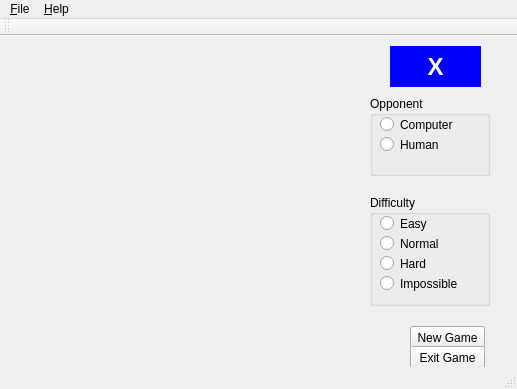
This is TicTacToe++/winmain.ui in avindra/ttt-plusplus as Qt 5 draws it before an edit. The edited form follows.
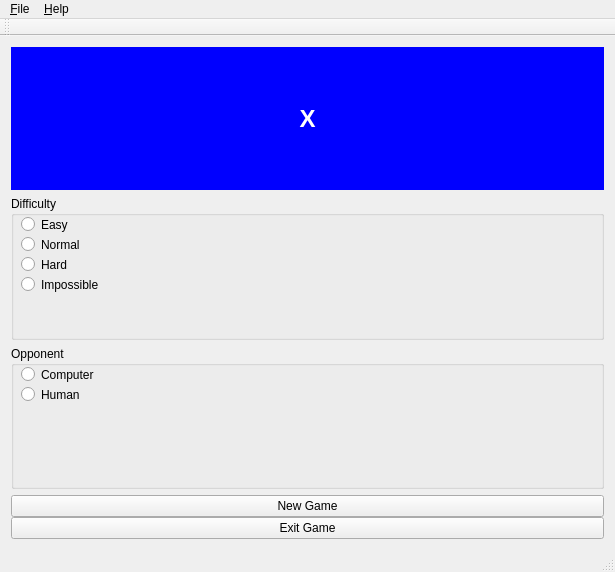
This is the edited form.

Commit message: -Apply some layout management so that the window resizes well -Rename controls appropriately

What changed in the file:
```diff
--- a/TicTacToe++/winmain.ui
+++ b/TicTacToe++/winmain.ui
@@ -6,67 +6,76 @@
    <rect>
     <x>0</x>
     <y>0</y>
-    <width>517</width>
-    <height>389</height>
+    <width>615</width>
+    <height>572</height>
    </rect>
   </property>
+  <property name="sizePolicy">
+   <sizepolicy hsizetype="Expanding" vsizetype="Expanding">
+    <horstretch>0</horstretch>
+    <verstretch>0</verstretch>
+   </sizepolicy>
+  </property>
+  <property name="sizeIncrement">
+   <size>
+    <width>0</width>
+    <height>0</height>
+   </size>
+  </property>
   <property name="windowTitle">
    <string>Tic-Tac-Toe++ Alpha</string>
   </property>
+  <property name="layoutDirection">
+   <enum>Qt::LeftToRight</enum>
+  </property>
   <property name="styleSheet">
    <string notr="true"/>
   </property>
   <widget class="QWidget" name="centralWidget">
-   <widget class="QWidget" name="gridLayoutWidget">
-    <property name="geometry">
-     <rect>
-      <x>10</x>
-      <y>10</y>
-      <width>301</width>
-      <height>311</height>
-     </rect>
-    </property>
-    <layout class="QGridLayout" name="grdGame"/>
-   </widget>
-   <widget class="QPushButton" name="pushButton">
-    <property name="geometry">
-     <rect>
-      <x>410</x>
-      <y>290</y>
-      <width>75</width>
-      <height>23</height>
-     </rect>
-    </property>
-    <property name="text">
-     <string>New Game</string>
-    </property>
-   </widget>
-   <widget class="QPushButton" name="pushButton_2">
-    <property name="geometry">
-     <rect>
-      <x>410</x>
-      <y>310</y>
-      <width>75</width>
-      <height>23</height>
-     </rect>
-    </property>
+   <layout class="QHBoxLayout" name="horizontalLayout_3">
+    <item>
+     <layout class="QGridLayout" name="grdGame">
+      <property name="sizeConstraint">
+       <enum>QLayout::SetDefaultConstraint</enum>
+      </property>
+     </layout>
+    </item>
+    <item>
+     <layout class="QVBoxLayout" name="verticalLayout">
+      <item>
+       <widget class="QLabel" name="lblTurn">
+        <property name="minimumSize">
+         <size>
+          <width>0</width>
+          <height>31</height>
+         </size>
+        </property>
+        <property name="styleSheet">
+         <string notr="true">background-color:blue;
+color:white;
+font-weight:bold;
+font-size:24px;</string>
+        </property>
     <property name="text">
-     <string>Exit Game</string>
-    </property>
-   </widget>
-   <widget class="QGroupBox" name="groupBox">
-    <property name="geometry">
-     <rect>
-      <x>370</x>
-      <y>159</y>
-      <width>120</width>
-      <height>111</height>
-     </rect>
+         <string>X</string>
+        </property>
+        <property name="alignment">
+         <set>Qt::AlignCenter</set>
+        </property>
+       </widget>
+      </item>
+      <item>
+       <widget class="QGroupBox" name="grpDificil">
+        <property name="minimumSize">
+         <size>
+          <width>199</width>
+          <height>116</height>
+         </size>
     </property>
     <property name="title">
      <string>Difficulty</string>
     </property>
-    <widget class="QRadioButton" name="radioButton_3">
+        <widget class="QRadioButton" name="radEasy">
      <property name="geometry">
       <rect>
        <x>10</x>
@@ -79,7 +88,7 @@
       <string>Easy</string>
      </property>
     </widget>
-    <widget class="QRadioButton" name="radioButton_4">
+        <widget class="QRadioButton" name="radNormal">
      <property name="geometry">
       <rect>
        <x>10</x>
@@ -92,7 +101,7 @@
       <string>Normal</string>
      </property>
     </widget>
-    <widget class="QRadioButton" name="radioButton_5">
+        <widget class="QRadioButton" name="radHard">
      <property name="geometry">
       <rect>
        <x>10</x>
@@ -105,7 +114,7 @@
       <string>Hard</string>
      </property>
     </widget>
-    <widget class="QRadioButton" name="radioButton_6">
+        <widget class="QRadioButton" name="radDeath">
      <property name="geometry">
       <rect>
        <x>10</x>
@@ -118,20 +127,25 @@
       <string>Impossible</string>
      </property>
     </widget>
-   </widget>
-   <widget class="QGroupBox" name="groupBox_2">
-    <property name="geometry">
-     <rect>
-      <x>370</x>
-      <y>60</y>
-      <width>120</width>
-      <height>80</height>
-     </rect>
+        <zorder>radEasy</zorder>
+        <zorder>radNormal</zorder>
+        <zorder>radHard</zorder>
+        <zorder>radDeath</zorder>
+        <zorder>grpOpp</zorder>
+       </widget>
+      </item>
+      <item>
+       <widget class="QGroupBox" name="grpOpp">
+        <property name="minimumSize">
+         <size>
+          <width>199</width>
+          <height>60</height>
+         </size>
     </property>
     <property name="title">
      <string>Opponent</string>
     </property>
-    <widget class="QRadioButton" name="radioButton">
+        <widget class="QRadioButton" name="radComputer_3">
      <property name="geometry">
       <rect>
        <x>10</x>
@@ -144,7 +158,7 @@
       <string>Computer</string>
      </property>
     </widget>
-    <widget class="QRadioButton" name="radioButton_2">
+        <widget class="QRadioButton" name="radHuman_3">
      <property name="geometry">
       <rect>
        <x>10</x>
@@ -158,35 +172,38 @@
      </property>
     </widget>
    </widget>
-   <widget class="QLabel" name="label">
-    <property name="geometry">
-     <rect>
-      <x>390</x>
-      <y>10</y>
-      <width>91</width>
-      <height>41</height>
-     </rect>
-    </property>
-    <property name="styleSheet">
-     <string notr="true">background-color:blue;
-color:white;
-font-weight:bold;
-font-size:24px;</string>
-    </property>
+      </item>
+      <item>
+       <layout class="QVBoxLayout" name="layBtns">
+        <property name="spacing">
+         <number>0</number>
+        </property>
+        <item>
+         <widget class="QPushButton" name="btnNew">
+          <property name="text">
+           <string>New Game</string>
+          </property>
+         </widget>
+        </item>
+        <item>
+         <widget class="QPushButton" name="btnExit">
     <property name="text">
-     <string>X</string>
-    </property>
-    <property name="alignment">
-     <set>Qt::AlignCenter</set>
-    </property>
-   </widget>
+           <string>Exit Game</string>
+          </property>
+         </widget>
+        </item>
+       </layout>
+      </item>
+     </layout>
+    </item>
+   </layout>
   </widget>
   <widget class="QMenuBar" name="mnuMain">
    <property name="geometry">
     <rect>
      <x>0</x>
      <y>0</y>
-     <width>517</width>
+     <width>615</width>
      <height>21</height>
     </rect>
    </property>
```
Left out of the diff: 3 changed lines with no effect on the pictures. Lines whose indentation alone changed are shown as unchanged. The commit also changes 1 other file.
